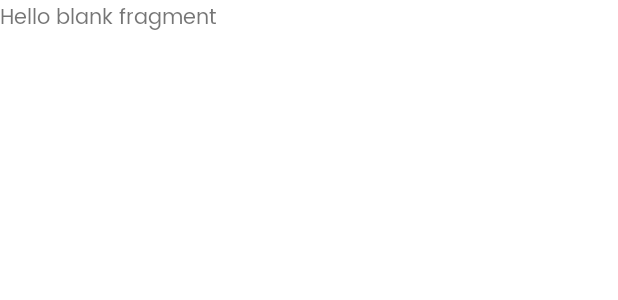
After one commit to naufal7567/NoStressApp, an Android app: the layout fragment_psikolog.xml on its own in the app's theme, with its tools: preview values and no code run, on a phone screen of 412 x 824 dp. The commit adds this screen. Shown: the top 300 px of the screen. Run offline under Robolectric (Android 15) with nearby library versions, the phone set to English and light mode, and no system bars.

Commit message:
add psikolog fragment

```diff
--- /dev/null
+++ b/app/src/main/res/drawable/ic_home.xml
@@ -0,0 +1,5 @@
+<vector android:height="24dp" android:tint="#FFB53C"
+    android:viewportHeight="24" android:viewportWidth="24"
+    android:width="24dp" xmlns:android="http://schemas.android.com/apk/res/android">
+    <path android:fillColor="@android:color/white" android:pathData="M10,20v-6h4v6h5v-8h3L12,3 2,12h3v8z"/>
+</vector>
--- /dev/null
+++ b/app/src/main/res/drawable/ic_psikolog.xml
@@ -0,0 +1,5 @@
+<vector android:height="24dp" android:tint="#FFB53C"
+    android:viewportHeight="24" android:viewportWidth="24"
+    android:width="24dp" xmlns:android="http://schemas.android.com/apk/res/android">
+    <path android:fillColor="@android:color/white" android:pathData="M16.5,12c1.38,0 2.49,-1.12 2.49,-2.5S17.88,7 16.5,7C15.12,7 14,8.12 14,9.5s1.12,2.5 2.5,2.5zM9,11c1.66,0 2.99,-1.34 2.99,-3S10.66,5 9,5C7.34,5 6,6.34 6,8s1.34,3 3,3zM16.5,14c-1.83,0 -5.5,0.92 -5.5,2.75L11,19h11v-2.25c0,-1.83 -3.67,-2.75 -5.5,-2.75zM9,13c-2.33,0 -7,1.17 -7,3.5L2,19h7v-2.25c0,-0.85 0.33,-2.34 2.37,-3.47C10.5,13.1 9.66,13 9,13z"/>
+</vector>
--- /dev/null
+++ b/app/src/main/res/layout/fragment_psikolog.xml
@@ -0,0 +1,14 @@
+<?xml version="1.0" encoding="utf-8"?>
+<FrameLayout xmlns:android="http://schemas.android.com/apk/res/android"
+    xmlns:tools="http://schemas.android.com/tools"
+    android:layout_width="match_parent"
+    android:layout_height="match_parent"
+    tools:context=".fragment.PsikologFragment">
+
+    <!-- TODO: Update blank fragment layout -->
+    <TextView
+        android:layout_width="match_parent"
+        android:layout_height="match_parent"
+        android:text="@string/hello_blank_fragment" />
+
+</FrameLayout>
--- /dev/null
+++ b/app/src/main/res/values/ic_launcher_background.xml
@@ -0,0 +1,4 @@
+<?xml version="1.0" encoding="utf-8"?>
+<resources>
+    <color name="ic_launcher_background">#BB8B00</color>
+</resources>
```
Also changed, not shown: app/src/main/java/org/nostress/behappy/fragment_menu/DashboardFragment.kt (renamed from app/src/main/java/org/nostress/behappy/fragment/DashboardFragment.kt, +12 -1 lines), app/src/main/java/org/nostress/behappy/fragment_menu/PsikologFragment.kt (added, +19 -0 lines), app/src/main/java/org/nostress/behappy/fragment_menu/AccountFragment.kt (renamed from app/src/main/java/org/nostress/behappy/fragment/AccountFragment.kt), app/src/main/java/org/nostress/behappy/fragment_menu/TestFragment.kt (renamed from app/src/main/java/org/nostress/behappy/fragment/TestFragment.kt), app/src/main/res/mipmap-hdpi/ic_launcher_foreground.png (added), app/src/main/res/mipmap-mdpi/ic_launcher_foreground.png (added), app/src/main/res/mipmap-xxhdpi/ic_launcher_foreground.png (added), app/src/main/res/mipmap-xxxhdpi/ic_launcher_foreground.png (added).
